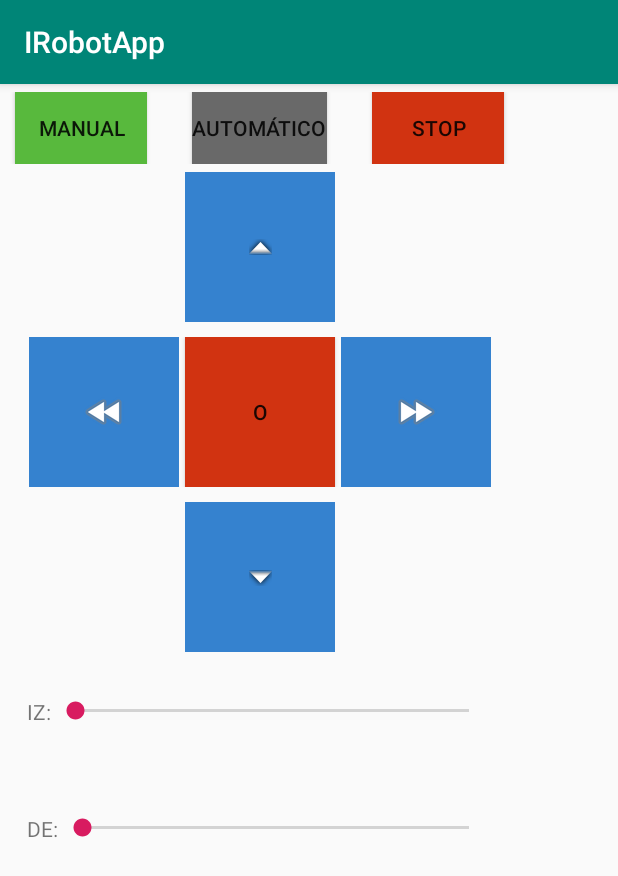
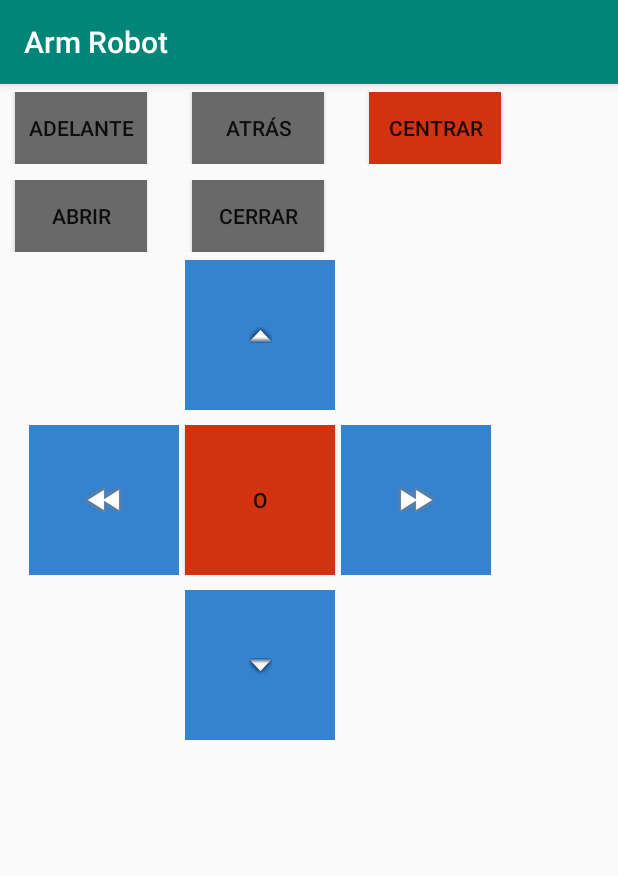
Before and after one commit to vtcmer/arduino-project, an Android app: the screen it shows after launch (PanelControlActivity before the commit, ArmPanelControlActivity after it), after a tap on "Ningun dispositivo pudo ser emparejado", on a phone screen of 412 x 824 dp. Shown: the top 876 px of the screen. Run offline under Robolectric (Android 15) with nearby library versions, the phone set to English and light mode, and no system bars; our stand-ins replace ButterKnife; 5 statements that could not run were skipped.

Commit message:
Incluido el codigo para el brazo robot

```diff
--- /dev/null
+++ b/i-robot/IRobotApp/app/src/main/java/com/ztt/irobotapp/ArmPanelControlActivity.java
@@ -0,0 +1,275 @@
+package com.ztt.irobotapp;
+
+import android.bluetooth.BluetoothAdapter;
+import android.bluetooth.BluetoothSocket;
+import android.content.Intent;
+import android.os.Message;
+import android.support.v7.app.AppCompatActivity;
+import android.os.Bundle;
+import android.util.Log;
+import android.view.View;
+import android.widget.Button;
+import android.widget.ImageButton;
+import android.widget.SeekBar;
+import android.widget.TextView;
+import android.widget.Toast;
+
+import com.ztt.irobotapp.services.BluetoothService;
+import com.ztt.irobotapp.services.ComunicationService;
+import com.ztt.irobotapp.services.ComunicationView;
+
+import java.net.ConnectException;
+
+import butterknife.BindView;
+import butterknife.ButterKnife;
+import butterknife.OnClick;
+
+public class ArmPanelControlActivity extends AppCompatActivity implements ComunicationView {
+
+
+    @BindView(R.id.btnForward)
+    Button btnForward;
+    @BindView(R.id.btnBack)
+    Button btnBack;
+    @BindView(R.id.btnCenter)
+    Button btnCenter;
+
+    @BindView(R.id.btnUp)
+    ImageButton btnUp;
+    @BindView(R.id.btnDown)
+    ImageButton btnDown;
+
+    @BindView(R.id.btnLeft)
+    ImageButton btnLeft;
+
+    @BindView(R.id.btnStop)
+    Button btnStop;
+    @BindView(R.id.btnRight)
+    ImageButton btnRight;
+
+    @BindView(R.id.btnOpen)
+    Button btnOpen;
+    @BindView(R.id.btnClose)
+    Button btnClose;
+
+
+    private BluetoothService bluetoothService;
+    private ComunicationService comunicationService;
+
+    // String for MAC address
+    private static String address = null;
+
+    final static Integer SPEED_LEFT_DEFAULT = 200;
+    final static Integer SPEED_RIGHT_DEFATUL = 200;
+
+    @Override
+    protected void onCreate(Bundle savedInstanceState) {
+        super.onCreate(savedInstanceState);
+        setContentView(R.layout.activity_arm_panel_control);
+
+        ButterKnife.bind(this);
+
+        this.bluetoothService = new BluetoothService();
+        this.comunicationService = new ComunicationService(this);
+
+        checkBTState();
+    }
+
+
+    @Override
+    public void onResume() {
+        super.onResume();
+
+        Intent intent = getIntent();
+        address = intent.getStringExtra(DeviceListActivity.EXTRA_DEVICE_ADDRESS);
+
+        BluetoothSocket btSocket = null;
+        try {
+            btSocket = this.bluetoothService.createConnection(address);
+        } catch (ConnectException e) {
+            Toast.makeText(getBaseContext(), "Error conectando al dispositivo " + address, Toast.LENGTH_SHORT).show();
+        }
+
+        if (btSocket != null) {
+            this.comunicationService.connect(btSocket);
+        } else {
+            Toast.makeText(getBaseContext(), "Error creando el socket de comunicación", Toast.LENGTH_SHORT).show();
+        }
+
+    }
+
+    @Override
+    public void onPause() {
+        super.onPause();
+        try {
+            this.bluetoothService.closeConnection();
+        } catch (ConnectException e) {
+            Log.e("PanelControlActivity", "Error cerrando la conexión al dispositivo " + address, e);
+            Toast.makeText(getBaseContext(), "Error cerrando la conexión al dispositivo " + address, Toast.LENGTH_SHORT).show();
+        }
+
+    }
+
+
+
+    /**
+     * Verifica el estado del bluetooth
+     */
+    private void checkBTState() {
+
+        Boolean enabled = bluetoothService.isEnabled();
+
+        if (!enabled) {
+            //Prompt user to turn on Bluetooth
+            Intent enableBtIntent = new Intent(BluetoothAdapter.ACTION_REQUEST_ENABLE);
+            startActivityForResult(enableBtIntent, 1);
+
+        }
+    }
+
+
+    @OnClick({R.id.btnStop, R.id.btnCenter, R.id.btnForward, R.id.btnBack, R.id.btnRight
+            , R.id.btnLeft, R.id.btnUp, R.id.btnDown, R.id.btnOpen, R.id.btnClose})
+    public void onChangeDirection(View view) {
+
+        this.resetStatusActionsButtons();
+        switch (view.getId()) {
+            case R.id.btnCenter:
+                comunicationService.write("C");    // Send "S" via Bluetooth
+                break;
+            case R.id.btnStop:
+                comunicationService.write("S");    // Send "S" via Bluetooth
+                break;
+            case R.id.btnForward:
+                this.selectAction(this.btnForward);
+                comunicationService.write("F");    // Send "F" via Bluetooth
+                break;
+            case R.id.btnBack:
+                this.selectAction(this.btnBack);
+                comunicationService.write("B");    // Send "B" via Bluetooth
+                break;
+            case R.id.btnRight:
+                this.selectAction(this.btnRight);
+                comunicationService.write("R");    // Send "R" via Bluetooth
+                break;
+            case R.id.btnLeft:
+                this.selectAction(this.btnLeft);
+                comunicationService.write("L");    // Send "L" via Bluetooth
+                break;
+            case R.id.btnUp:
+                this.selectAction(this.btnUp);
+                comunicationService.write("U");    // Send "L" via Bluetooth
+                break;
+            case R.id.btnDown:
+                this.selectAction(this.btnDown);
+                comunicationService.write("D");    // Send "L" via Bluetooth
+                break;
+            case R.id.btnOpen:
+                this.selectAction(this.btnOpen);
+                comunicationService.write("O");    // Send "L" via Bluetooth
+                break;
+            case R.id.btnClose:
+                this.selectAction(this.btnClose);
+                comunicationService.write("E");    // Send "L" via Bluetooth
+                break;
+        }
+    }
+
+
+
+    /**
+     * Activa y desactiva los botones
+     *
+     * @param active
+     */
+    private void changeStatusActionButtons(boolean active) {
+
+        this.btnForward.setEnabled(active);
+        this.btnBack.setEnabled(active);
+        this.btnRight.setEnabled(active);
+        this.btnLeft.setEnabled(active);
+        this.btnCenter.setEnabled(active);
+
+    }
+
+    /**
+     * Marca el botón como activo
+     *
+     * @param imageButton
+     */
+    private void selectAction(ImageButton imageButton) {
+        imageButton.setBackgroundDrawable(getResources().getDrawable(R.color.active));
+    }
+
+    private void selectAction(Button button) {
+        button.setBackgroundDrawable(getResources().getDrawable(R.color.active));
+    }
+
+    /**
+     * Resetea el botón de acción al color por defecto
+     *
+     * @param imageButton
+     */
+    private void resetAction(ImageButton imageButton) {
+        imageButton.setBackgroundDrawable(getResources().getDrawable(R.color.enabled));
+    }
+
+    /**
+     * Establece el valor de colores por defecto de los botones de acción
+     */
+    private void resetStatusActionsButtons() {
+
+        this.btnForward.setBackgroundDrawable(getResources().getDrawable(R.color.enabled));
+        this.btnBack.setBackgroundDrawable(getResources().getDrawable(R.color.enabled));
+        this.btnRight.setBackgroundDrawable(getResources().getDrawable(R.color.enabled));
+        this.btnLeft.setBackgroundDrawable(getResources().getDrawable(R.color.enabled));
+        this.btnUp.setBackgroundDrawable(getResources().getDrawable(R.color.enabled));
+        this.btnDown.setBackgroundDrawable(getResources().getDrawable(R.color.enabled));
+        this.btnOpen.setBackgroundDrawable(getResources().getDrawable(R.color.enabled));
+        this.btnClose.setBackgroundDrawable(getResources().getDrawable(R.color.enabled));
+        this.btnCenter.setBackgroundDrawable(getResources().getDrawable(R.color.stop));
+    }
+
+    @Override
+    public void message(Message msg) {
+
+        String data = (String) msg.obj;                                                                // msg.arg1 = bytes from connect thread
+
+        if (data.equals("F")) {
+            resetStatusActionsButtons();
+            selectAction(btnForward);
+        } else if (data.equals("B")) {
+            resetStatusActionsButtons();
+            selectAction(btnBack);
+        } else if (data.equals("R")) {
+            resetStatusActionsButtons();
+            selectAction(btnRight);
+        } else if (data.equals("L")) {
+            resetStatusActionsButtons();
+            selectAction(btnLeft);
+        } else if (data.equals("U")) {
+            resetStatusActionsButtons();
+            selectAction(btnUp);
+        } else if (data.equals("D")) {
+            resetStatusActionsButtons();
+            selectAction(btnDown);
+        } else if (data.equals("O")) {
+            resetStatusActionsButtons();
+            selectAction(btnOpen);
+        } else if (data.equals("E")) {
+            resetStatusActionsButtons();
+            selectAction(btnClose);
+        }
+
+    }
+
+    @Override
+    public void finishProcess() {
+
+        Toast.makeText(getBaseContext(), "La Conexión fallo", Toast.LENGTH_LONG).show();
+        finish();
+
+    }
+
+
+}
--- a/i-robot/IRobotApp/app/src/main/java/com/ztt/irobotapp/DeviceListActivity.java
+++ b/i-robot/IRobotApp/app/src/main/java/com/ztt/irobotapp/DeviceListActivity.java
@@ -111,7 +111,7 @@ public class DeviceListActivity extends AppCompatActivity implements AdapterView
         connecting.setText("Conectando...");
         BluetoothDevice device = devicesList.get(position);
 
-        Intent i = new Intent(DeviceListActivity.this, PanelControlActivity.class);
+        Intent i = new Intent(DeviceListActivity.this, ArmPanelControlActivity.class);
         i.putExtra(EXTRA_DEVICE_ADDRESS, device.getAddress());
         startActivity(i);
 
--- /dev/null
+++ b/i-robot/IRobotApp/app/src/main/res/layout/activity_arm_panel_control.xml
@@ -0,0 +1,166 @@
+<?xml version="1.0" encoding="utf-8"?>
+<LinearLayout xmlns:android="http://schemas.android.com/apk/res/android"
+    android:layout_width="match_parent"
+    android:layout_height="match_parent"
+    android:orientation="vertical" >
+
+    <LinearLayout
+        android:layout_width="match_parent"
+        android:layout_height="wrap_content"
+        android:orientation="horizontal"
+        android:layout_marginTop="5dp"
+        android:layout_marginBottom="5dp">
+
+        <Button
+            android:id="@+id/btnForward"
+            android:layout_width="wrap_content"
+            android:layout_height="wrap_content"
+            android:layout_alignParentRight="true"
+            android:text="Adelante"
+            android:layout_marginRight="30dp"
+            android:layout_marginLeft="10dp"
+            android:background="@color/disabled"/>
+
+
+        <Button
+            android:id="@+id/btnBack"
+            android:layout_width="wrap_content"
+            android:layout_height="wrap_content"
+            android:layout_alignParentLeft="true"
+            android:layout_alignParentTop="true"
+            android:text="Atrás"
+            android:layout_marginRight="30dp"
+            android:background="@color/disabled"/>
+
+        <Button
+            android:id="@+id/btnCenter"
+            android:layout_width="wrap_content"
+            android:layout_height="wrap_content"
+            android:text="Centrar"
+            android:background="@color/stop"/>
+
+    </LinearLayout>
+
+
+    <LinearLayout
+        android:layout_width="match_parent"
+        android:layout_height="wrap_content"
+        android:orientation="horizontal"
+        android:layout_marginTop="5dp"
+        android:layout_marginBottom="5dp">
+        <Button
+            android:id="@+id/btnOpen"
+            android:layout_width="wrap_content"
+            android:layout_height="wrap_content"
+            android:layout_alignParentRight="true"
+            android:text="Abrir"
+            android:layout_marginRight="30dp"
+            android:layout_marginLeft="10dp"
+            android:background="@color/disabled"/>
+
+
+        <Button
+            android:id="@+id/btnClose"
+            android:layout_width="wrap_content"
+            android:layout_height="wrap_content"
+            android:layout_alignParentLeft="true"
+            android:layout_alignParentTop="true"
+            android:text="Cerrar"
+            android:layout_marginRight="30dp"
+            android:background="@color/disabled"/>
+
+
+    </LinearLayout>
+
+
+    <LinearLayout
+        android:layout_width="match_parent"
+        android:layout_height="600dp"
+        android:orientation="horizontal">
+
+
+
+        <LinearLayout
+            android:layout_width="wrap_content"
+            android:layout_height="match_parent"
+            android:orientation="vertical"
+            android:layout_marginLeft="18dp">
+
+
+            <LinearLayout
+                android:layout_width="match_parent"
+                android:layout_height="wrap_content"
+                android:orientation="vertical"
+                android:layout_marginBottom="10dp">
+
+                <ImageButton
+                    android:id="@+id/btnUp"
+                    android:layout_width="100dp"
+                    android:layout_height="100dp"
+                    android:text="Adelante"
+                    android:gravity="center"
+                    android:layout_gravity="center"
+                    android:src="@android:drawable/arrow_up_float"
+                    android:background="@color/enabled"/>
+
+
+            </LinearLayout>
+
+
+            <LinearLayout
+                android:layout_width="match_parent"
+                android:layout_height="wrap_content"
+                android:orientation="horizontal">
+
+                <ImageButton
+                    android:id="@+id/btnLeft"
+                    android:layout_width="100dp"
+                    android:layout_height="100dp"
+                    android:background="@color/enabled"
+                    android:src="@android:drawable/ic_media_rew"
+                    android:text="Izquierda"
+                    android:layout_marginLeft="1dp"/>
+
+
+                <Button
+                    android:id="@+id/btnStop"
+                    android:layout_width="100dp"
+                    android:layout_height="100dp"
+                    android:background="@color/stop"
+                    android:text="O"
+                    android:layout_marginLeft="4dp"
+                    android:layout_marginRight="4dp"/>
+
+                <ImageButton
+                    android:id="@+id/btnRight"
+                    android:layout_width="100dp"
+                    android:layout_height="100dp"
+                    android:background="@color/enabled"
+                    android:src="@android:drawable/ic_media_ff"
+                    android:text="Derecha"
+                    android:layout_marginRight="1dp"/>
+
+            </LinearLayout>
+
+
+
+            <LinearLayout
+                android:layout_width="match_parent"
+                android:layout_height="wrap_content"
+                android:orientation="vertical"
+                android:layout_marginTop="10dp">
+
+                <ImageButton
+                    android:id="@+id/btnDown"
+                    android:layout_width="100dp"
+                    android:layout_height="100dp"
+                    android:text="Atrás"
+                    android:gravity="center"
+                    android:layout_gravity="center"
+                    android:src="@android:drawable/arrow_down_float"
+                    android:background="@color/enabled"/>
+            </LinearLayout>
+        </LinearLayout>
+    </LinearLayout>
+
+</LinearLayout>
```
Also changed, not shown: i-robot/IRobotApp/app/src/main/AndroidManifest.xml (+6 -3 lines), 5 other files.
